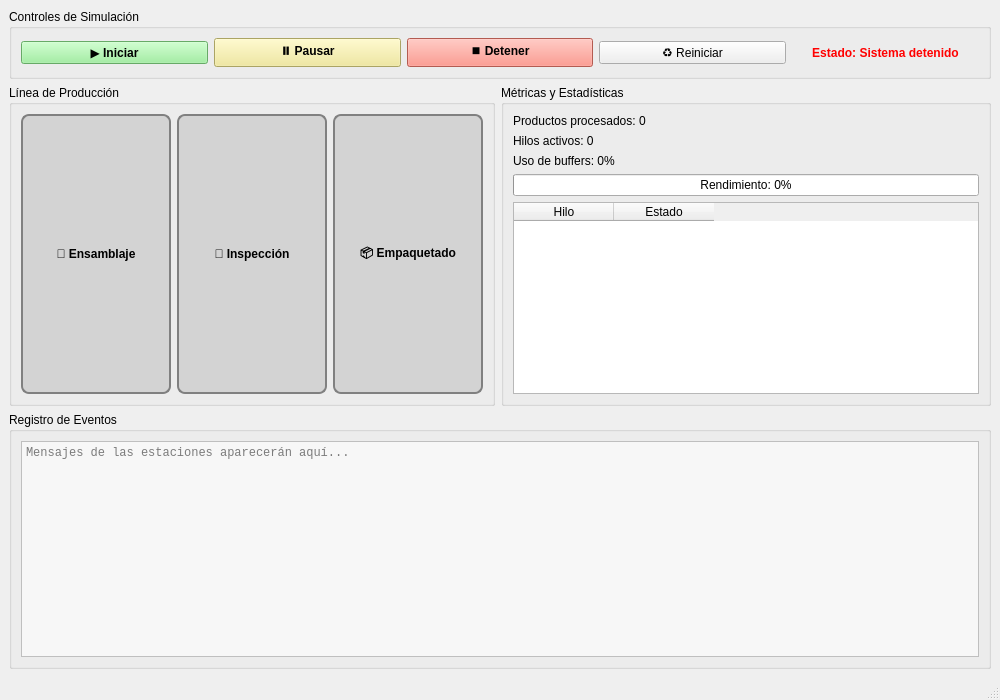
This is mainwindow.ui in Jose01R/Proyecto---Line-Production as Qt 5 draws it before an edit. The edited form follows.
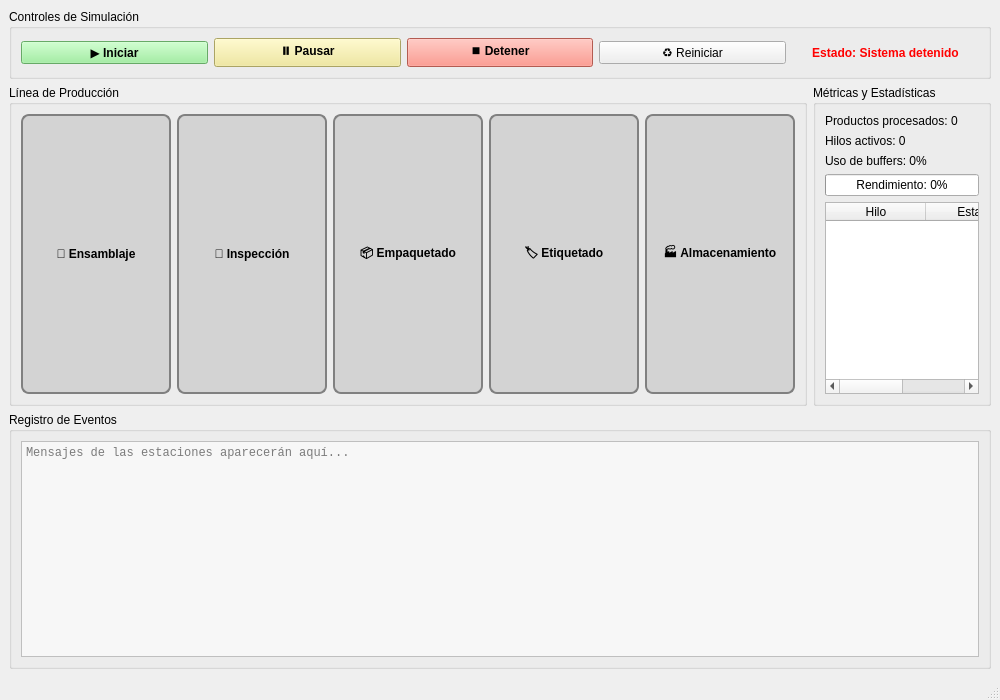
This is the edited form.

Diff of the .ui file:
```diff
--- a/mainwindow.ui
+++ b/mainwindow.ui
@@ -144,6 +144,49 @@
            </property>
           </widget>
          </item>
+
+         <!-- ETIQUETADO -->
+         <item>
+          <widget class="QLabel" name="label_Labeler">
+           <property name="text">
+            <string>🏷️ Etiquetado</string>
+           </property>
+           <property name="alignment">
+            <set>Qt::AlignCenter</set>
+           </property>
+           <property name="minimumSize">
+            <size>
+             <width>150</width>
+             <height>80</height>
+            </size>
+           </property>
+           <property name="styleSheet">
+            <string notr="true">background-color: lightgray; border: 2px solid gray; border-radius: 8px; font-weight: bold;</string>
+           </property>
+          </widget>
+         </item>
+
+         <!-- ALMACENAMIENTO -->
+         <item>
+          <widget class="QLabel" name="label_Storage">
+           <property name="text">
+            <string>🏭 Almacenamiento</string>
+           </property>
+           <property name="alignment">
+            <set>Qt::AlignCenter</set>
+           </property>
+           <property name="minimumSize">
+            <size>
+             <width>150</width>
+             <height>80</height>
+            </size>
+           </property>
+           <property name="styleSheet">
+            <string notr="true">background-color: lightgray; border: 2px solid gray; border-radius: 8px; font-weight: bold;</string>
+           </property>
+          </widget>
+         </item>
+
         </layout>
        </item>
       </layout>
```
Left out of the diff: 9 changed lines with no effect on the pictures.
